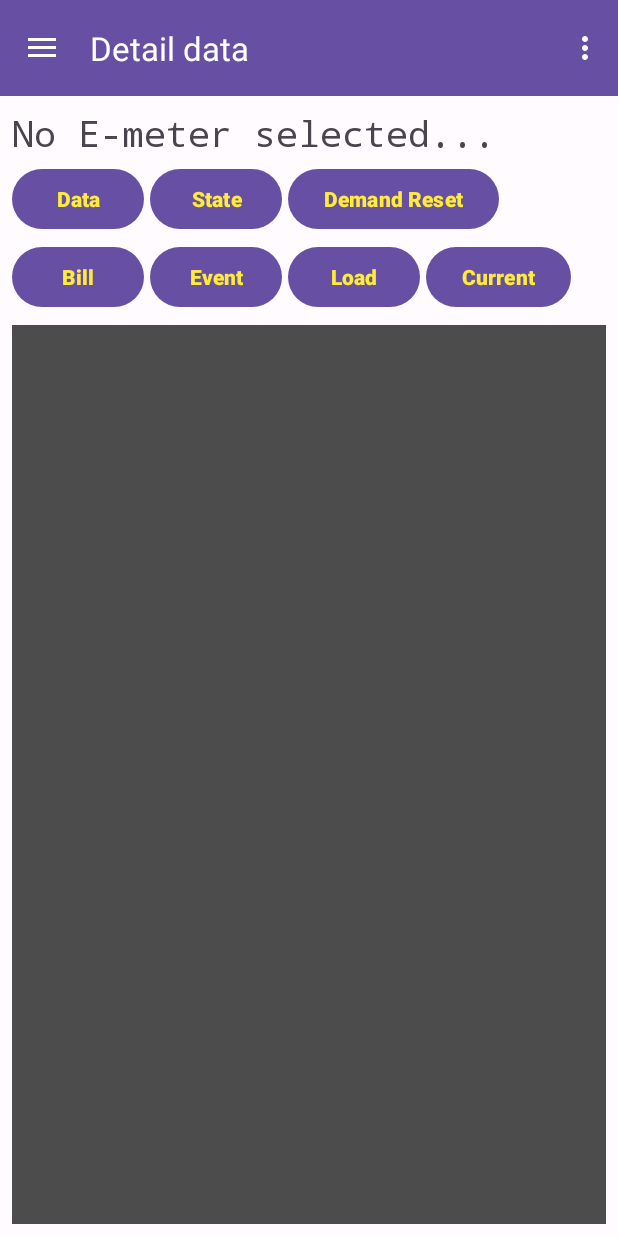
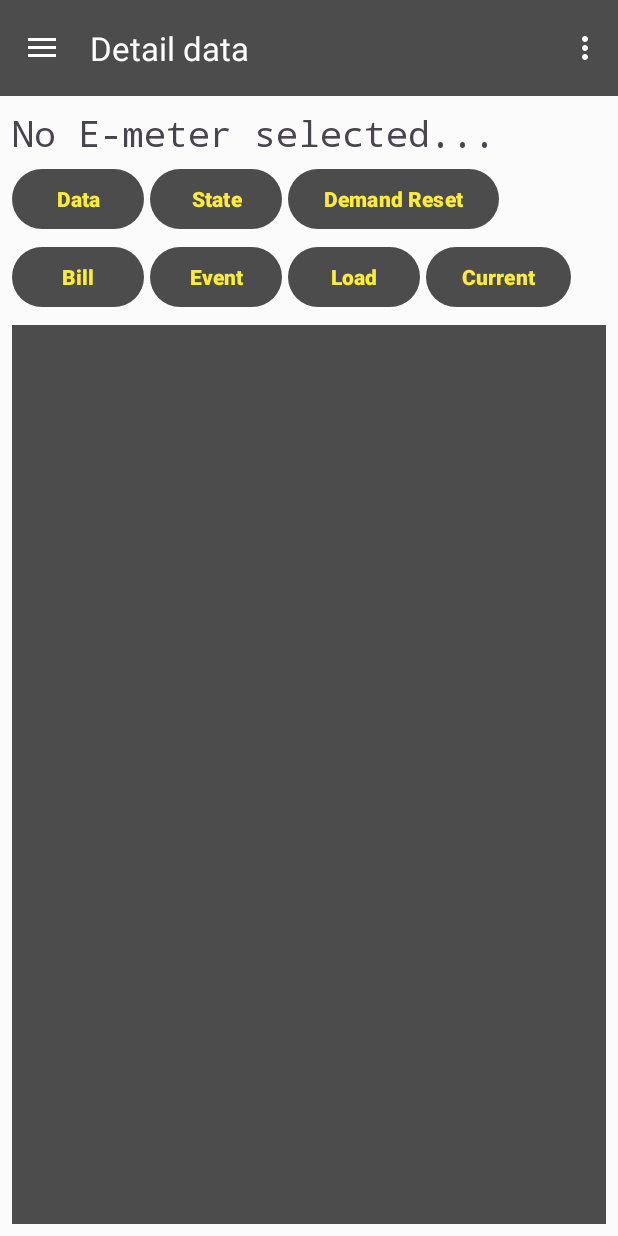
Before and after one commit to AaronDesuu/test03, an Android app: the MainActivity screen opened directly, with no data from a screen before it, on a phone screen of 412 x 824 dp. Run offline under Robolectric (Android 15) with nearby library versions, the phone set to English and light mode, and no system bars; our stand-ins replace navigation-ui; pictures from the network do not load; 3 statements that could not run were skipped.

Commit message:
updated to material 3 ver1.12.0

```diff
--- a/app/src/main/res/values/colors.xml
+++ b/app/src/main/res/values/colors.xml
@@ -1,37 +1,6 @@
 <?xml version="1.0" encoding="utf-8"?>
 <resources>
-    <!-- Material 3 Light Theme Colors -->
-    <color name="md_theme_primary">#6750A4</color>
-    <color name="md_theme_on_primary">#FFFFFF</color>
-    <color name="md_theme_primary_container">#EADDFF</color>
-    <color name="md_theme_on_primary_container">#21005D</color>
-
-    <color name="md_theme_secondary">#625B71</color>
-    <color name="md_theme_on_secondary">#FFFFFF</color>
-    <color name="md_theme_secondary_container">#E8DEF8</color>
-    <color name="md_theme_on_secondary_container">#1D192B</color>
-
-    <color name="md_theme_tertiary">#7D5260</color>
-    <color name="md_theme_on_tertiary">#FFFFFF</color>
-    <color name="md_theme_tertiary_container">#FFD8E4</color>
-    <color name="md_theme_on_tertiary_container">#31111D</color>
-
-    <color name="md_theme_error">#BA1A1A</color>
-    <color name="md_theme_on_error">#FFFFFF</color>
-    <color name="md_theme_error_container">#FFDAD6</color>
-    <color name="md_theme_on_error_container">#410002</color>
-
-    <color name="md_theme_background">#FFFBFE</color>
-    <color name="md_theme_on_background">#1C1B1F</color>
-    <color name="md_theme_surface">#FFFBFE</color>
-    <color name="md_theme_on_surface">#1C1B1F</color>
-
-    <color name="md_theme_surface_variant">#E7E0EC</color>
-    <color name="md_theme_on_surface_variant">#49454F</color>
-    <color name="md_theme_outline">#79747E</color>
-    <color name="md_theme_outline_variant">#CAC4D0</color>
-
-
+    <!-- Your existing colors -->
     <color name="purple_200">#FFBB86FC</color>
     <color name="purple_500">#FF6200EE</color>
     <color name="purple_700">#FF3700B3</color>
@@ -43,4 +12,41 @@
     <color name="text">#FFD500</color>
     <color name="stroke">#0022FF</color>
     <color name="solid">#000000</color>
+
+    <!-- Material 3 Colors using your brand colors -->
+    <!-- Primary colors based on your teal_200 (#4C4C4C - dark gray) -->
+    <color name="md_theme_primary">#4C4C4C</color>
+    <color name="md_theme_on_primary">#FFFFFF</color>
+    <color name="md_theme_primary_container">#6E6E6E</color>
+    <color name="md_theme_on_primary_container">#FFFFFF</color>
+
+    <!-- Secondary colors - warm orange/amber to harmonize with gray primary -->
+    <color name="md_theme_secondary">#FF8A50</color>
+    <color name="md_theme_on_secondary">#FFFFFF</color>
+    <color name="md_theme_secondary_container">#FFCC9A</color>
+    <color name="md_theme_on_secondary_container">#2D1B0E</color>
+
+    <!-- Tertiary colors using your accent colors -->
+    <color name="md_theme_tertiary">#FFD500</color>
+    <color name="md_theme_on_tertiary">#000000</color>
+    <color name="md_theme_tertiary_container">#FFF176</color>
+    <color name="md_theme_on_tertiary_container">#000000</color>
+
+    <!-- Error colors -->
+    <color name="md_theme_error">#FFFF0000</color>
+    <color name="md_theme_on_error">#FFFFFF</color>
+    <color name="md_theme_error_container">#FFCDD2</color>
+    <color name="md_theme_on_error_container">#B71C1C</color>
+
+    <!-- Background and Surface colors using your existing scheme -->
+    <color name="md_theme_background">#FCFBFB</color>
+    <color name="md_theme_on_background">#FF000000</color>
+    <color name="md_theme_surface">#FCFBFB</color>
+    <color name="md_theme_on_surface">#FF000000</color>
+
+    <!-- Surface variant colors -->
+    <color name="md_theme_surface_variant">#E8E8E8</color>
+    <color name="md_theme_on_surface_variant">#4C4C4C</color>
+    <color name="md_theme_outline">#787878</color>
+    <color name="md_theme_outline_variant">#C4C4C4</color>
 </resources>
--- a/app/src/main/res/values/themes.xml
+++ b/app/src/main/res/values/themes.xml
@@ -1,26 +1,32 @@
+<?xml version="1.0" encoding="utf-8"?>
 <resources>
+    <!-- Base application theme using Material 3 with your original colors -->
     <style name="Theme.GattClient" parent="Theme.Material3.DayNight">
-        <!-- Material 3 color attributes -->
+        <!-- Primary colors - same as your original teal_200 (#4C4C4C) -->
         <item name="colorPrimary">@color/md_theme_primary</item>
         <item name="colorOnPrimary">@color/md_theme_on_primary</item>
         <item name="colorPrimaryContainer">@color/md_theme_primary_container</item>
         <item name="colorOnPrimaryContainer">@color/md_theme_on_primary_container</item>
 
+        <!-- Secondary colors - using your purple scheme -->
         <item name="colorSecondary">@color/md_theme_secondary</item>
         <item name="colorOnSecondary">@color/md_theme_on_secondary</item>
         <item name="colorSecondaryContainer">@color/md_theme_secondary_container</item>
         <item name="colorOnSecondaryContainer">@color/md_theme_on_secondary_container</item>
 
+        <!-- Tertiary colors - using your yellow accent -->
         <item name="colorTertiary">@color/md_theme_tertiary</item>
         <item name="colorOnTertiary">@color/md_theme_on_tertiary</item>
         <item name="colorTertiaryContainer">@color/md_theme_tertiary_container</item>
         <item name="colorOnTertiaryContainer">@color/md_theme_on_tertiary_container</item>
 
+        <!-- Error colors - using your red -->
         <item name="colorError">@color/md_theme_error</item>
         <item name="colorOnError">@color/md_theme_on_error</item>
         <item name="colorErrorContainer">@color/md_theme_error_container</item>
         <item name="colorOnErrorContainer">@color/md_theme_on_error_container</item>
 
+        <!-- Background and Surface colors - using your teal_700 and black/white -->
         <item name="android:colorBackground">@color/md_theme_background</item>
         <item name="colorOnBackground">@color/md_theme_on_background</item>
         <item name="colorSurface">@color/md_theme_surface</item>
@@ -31,9 +37,9 @@
         <item name="colorOutline">@color/md_theme_outline</item>
         <item name="colorOutlineVariant">@color/md_theme_outline_variant</item>
 
-        <!-- Status bar color -->
+        <!-- Keep your original status bar approach -->
         <item name="android:statusBarColor">@android:color/transparent</item>
-        <item name="android:windowLightStatusBar">true</item>
+        <item name="android:windowLightStatusBar">false</item>
     </style>
 
     <style name="Theme.GattClient.NoActionBar">
@@ -41,9 +47,10 @@
         <item name="windowNoTitle">true</item>
     </style>
 
-    <style name="Theme.GattClient.AppBarOverlay" parent="ThemeOverlay.AppCompat.Dark.ActionBar" >
+    <!-- Update these to use Material 3 parents -->
+    <style name="Theme.GattClient.AppBarOverlay" parent="ThemeOverlay.Material3.Dark.ActionBar">
         <item name="colorControlNormal">@color/white</item>
     </style>
 
-    <style name="Theme.GattClient.PopupOverlay" parent="ThemeOverlay.AppCompat.Light" />
+    <style name="Theme.GattClient.PopupOverlay" parent="ThemeOverlay.Material3.Light" />
 </resources>
```
